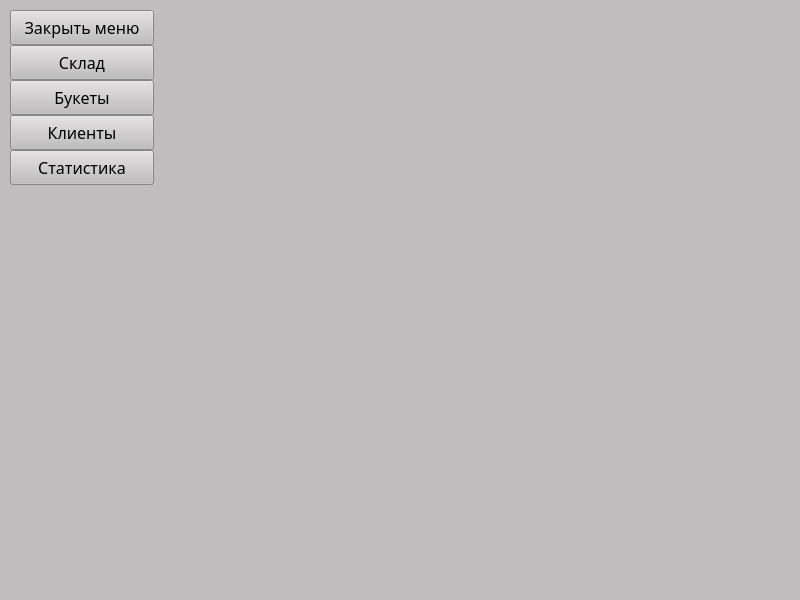
Old version of the form Organiser/mainwindow.ui in the repository et3rnalpain/Organiser.
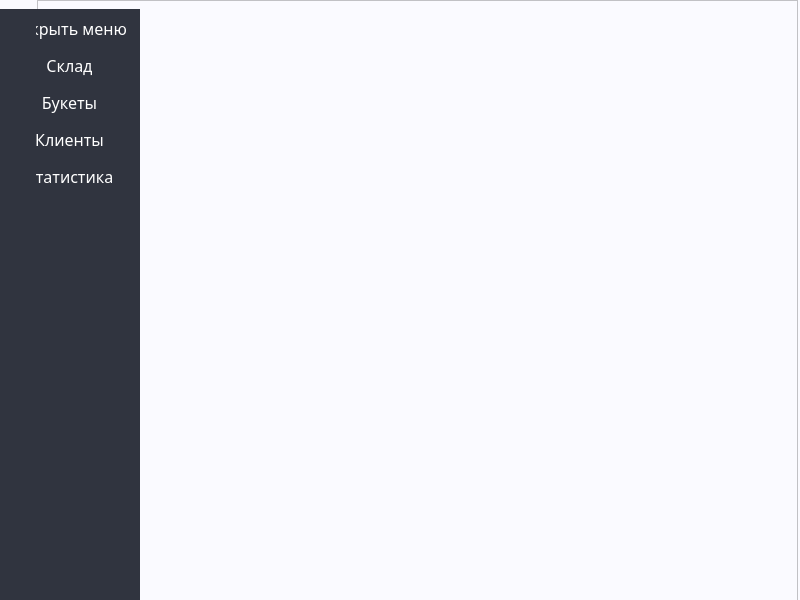
New version of the form. Icons and pictures are not drawn.

Diff of the .ui file:
```diff
--- a/Organiser/mainwindow.ui
+++ b/Organiser/mainwindow.ui
@@ -13,62 +13,114 @@
     <height>600</height>
    </rect>
   </property>
+  <property name="minimumSize">
+   <size>
+    <width>800</width>
+    <height>600</height>
+   </size>
+  </property>
+  <property name="maximumSize">
+   <size>
+    <width>800</width>
+    <height>600</height>
+   </size>
+  </property>
   <property name="windowTitle">
    <string>MainWindow</string>
   </property>
   <property name="styleSheet">
-   <string notr="true">background-color: rgb(191, 189, 190);</string>
+   <string notr="true">background-color: #eaeaea;</string>
+  </property>
+  <property name="tabShape">
+   <enum>QTabWidget::Triangular</enum>
   </property>
   <widget class="QWidget" name="centralwidget">
+   <property name="styleSheet">
+    <string notr="true">background-color: rgb(250, 250, 255);</string>
+   </property>
    <widget class="QWidget" name="iconmenu" native="true">
     <property name="geometry">
      <rect>
-      <x>12</x>
-      <y>12</y>
-      <width>41</width>
-      <height>581</height>
+      <x>-1</x>
+      <y>9</y>
+      <width>37</width>
+      <height>601</height>
      </rect>
     </property>
-    <layout class="QVBoxLayout" name="verticalLayout_3">
-     <property name="spacing">
-      <number>0</number>
-     </property>
-     <property name="leftMargin">
-      <number>0</number>
-     </property>
-     <property name="topMargin">
+    <property name="sizePolicy">
+     <sizepolicy hsizetype="Expanding" vsizetype="Expanding">
+      <horstretch>0</horstretch>
+      <verstretch>0</verstretch>
+     </sizepolicy>
+    </property>
+    <property name="maximumSize">
+     <size>
+      <width>16777215</width>
+      <height>2000</height>
+     </size>
+    </property>
+    <property name="toolTipDuration">
       <number>0</number>
      </property>
-     <property name="rightMargin">
-      <number>0</number>
-     </property>
-     <property name="bottomMargin">
-      <number>0</number>
+    <property name="styleSheet">
+     <string notr="true">background-color: #30343f;</string>
+    </property>
+    <widget class="QWidget" name="layoutWidget">
+     <property name="geometry">
+      <rect>
+       <x>1</x>
+       <y>1</y>
+       <width>39</width>
+       <height>187</height>
+      </rect>
      </property>
-     <item>
-      <layout class="QHBoxLayout" name="horizontalLayout">
-       <property name="spacing">
-        <number>0</number>
-       </property>
-       <item>
         <layout class="QVBoxLayout" name="verticalLayout">
          <property name="spacing">
           <number>0</number>
          </property>
+      <property name="bottomMargin">
+       <number>0</number>
+      </property>
          <item>
-          <widget class="QPushButton" name="pushButton_5">
+       <widget class="QPushButton" name="openmenu">
+        <property name="sizePolicy">
+         <sizepolicy hsizetype="Minimum" vsizetype="Preferred">
+          <horstretch>0</horstretch>
+          <verstretch>0</verstretch>
+         </sizepolicy>
+        </property>
            <property name="minimumSize">
             <size>
-             <width>35</width>
-             <height>35</height>
+          <width>37</width>
+          <height>37</height>
             </size>
            </property>
            <property name="maximumSize">
             <size>
-             <width>35</width>
-             <height>35</height>
-            </size>
-           </property>
+          <width>37</width>
+          <height>37</height>
+         </size>
+        </property>
+        <property name="styleSheet">
+         <string notr="true">
+QPushButton
+{
+float: left;
+border: 0;
+background: #30343f;
+color:#fff;
+}
+QPushButton::checked
+{
+float: left;
+border: 0;
+background: #fafaff;
+color:#30343f;
+}
+
+
+</string>
+        </property>
            <property name="text">
             <string/>
            </property>
@@ -94,16 +146,36 @@
           <widget class="QPushButton" name="pushButton">
            <property name="minimumSize">
             <size>
-             <width>35</width>
-             <height>35</height>
+          <width>37</width>
+          <height>37</height>
             </size>
            </property>
            <property name="maximumSize">
             <size>
-             <width>35</width>
-             <height>35</height>
-            </size>
-           </property>
+          <width>37</width>
+          <height>37</height>
+         </size>
+        </property>
+        <property name="styleSheet">
+         <string notr="true">
+QPushButton
+{
+float: left;
+border: 0;
+background: #30343f;
+color:#fff;
+}
+QPushButton::checked
+{
+float: left;
+border: 0;
+background: #fafaff;
+color:#30343f;
+}
+
+
+</string>
+        </property>
            <property name="text">
             <string/>
            </property>
@@ -129,16 +201,36 @@
           <widget class="QPushButton" name="pushButton_2">
            <property name="minimumSize">
             <size>
-             <width>35</width>
-             <height>35</height>
+          <width>37</width>
+          <height>37</height>
             </size>
            </property>
            <property name="maximumSize">
             <size>
-             <width>35</width>
-             <height>35</height>
-            </size>
-           </property>
+          <width>37</width>
+          <height>37</height>
+         </size>
+        </property>
+        <property name="styleSheet">
+         <string notr="true">
+QPushButton
+{
+float: left;
+border: 0;
+background: #30343f;
+color:#fff;
+}
+QPushButton::checked
+{
+float: left;
+border: 0;
+background: #fafaff;
+color:#30343f;
+}
+
+
+</string>
+        </property>
            <property name="text">
             <string/>
            </property>
@@ -164,16 +256,36 @@
           <widget class="QPushButton" name="pushButton_3">
            <property name="minimumSize">
             <size>
-             <width>35</width>
-             <height>35</height>
+          <width>37</width>
+          <height>37</height>
             </size>
            </property>
            <property name="maximumSize">
             <size>
-             <width>35</width>
-             <height>35</height>
-            </size>
-           </property>
+          <width>37</width>
+          <height>37</height>
+         </size>
+        </property>
+        <property name="styleSheet">
+         <string notr="true">
+QPushButton
+{
+float: left;
+border: 0;
+background: #30343f;
+color:#fff;
+}
+QPushButton::checked
+{
+float: left;
+border: 0;
+background: #fafaff;
+color:#30343f;
+}
+
+
+</string>
+        </property>
            <property name="text">
             <string/>
            </property>
@@ -199,16 +311,36 @@
           <widget class="QPushButton" name="pushButton_4">
            <property name="minimumSize">
             <size>
-             <width>35</width>
-             <height>35</height>
+          <width>37</width>
+          <height>37</height>
             </size>
            </property>
            <property name="maximumSize">
             <size>
-             <width>35</width>
-             <height>35</height>
-            </size>
-           </property>
+          <width>37</width>
+          <height>37</height>
+         </size>
+        </property>
+        <property name="styleSheet">
+         <string notr="true">
+QPushButton
+{
+float: left;
+border: 0;
+background: #30343f;
+color:#fff;
+}
+QPushButton::checked
+{
+float: left;
+border: 0;
+background: #fafaff;
+color:#30343f;
+}
+
+
+</string>
+        </property>
            <property name="text">
             <string/>
            </property>
@@ -231,21 +363,23 @@
           </widget>
          </item>
         </layout>
-       </item>
-      </layout>
-     </item>
-     <item>
-      <spacer name="verticalSpacer">
-       <property name="orientation">
-        <enum>Qt::Vertical</enum>
-       </property>
-       <property name="sizeHint" stdset="0">
-        <size>
-         <width>20</width>
-         <height>399</height>
-        </size>
-       </property>
-      </spacer>
+    </widget>
+   </widget>
+   <widget class="QWidget" name="content" native="true">
+    <property name="geometry">
+     <rect>
+      <x>37</x>
+      <y>0</y>
+      <width>761</width>
+      <height>601</height>
+     </rect>
+    </property>
+    <property name="styleSheet">
+     <string notr="true">background-color: rgb(250, 250, 255);</string>
+    </property>
+    <layout class="QGridLayout" name="gridLayout">
+     <item row="0" column="0">
+      <widget class="QColumnView" name="columnView"/>
      </item>
     </layout>
    </widget>
@@ -255,12 +389,27 @@
     </property>
     <property name="geometry">
      <rect>
-      <x>10</x>
-      <y>10</y>
-      <width>144</width>
-      <height>581</height>
+      <x>-1</x>
+      <y>9</y>
+      <width>141</width>
+      <height>601</height>
      </rect>
     </property>
+    <property name="sizePolicy">
+     <sizepolicy hsizetype="Expanding" vsizetype="Expanding">
+      <horstretch>0</horstretch>
+      <verstretch>0</verstretch>
+     </sizepolicy>
+    </property>
+    <property name="maximumSize">
+     <size>
+      <width>16777215</width>
+      <height>2000</height>
+     </size>
+    </property>
+    <property name="styleSheet">
+     <string notr="true">background-color: #30343f;</string>
+    </property>
     <layout class="QVBoxLayout" name="verticalLayout_4">
      <property name="spacing">
       <number>0</number>
@@ -269,7 +418,7 @@
       <number>0</number>
      </property>
      <property name="topMargin">
-      <number>0</number>
+      <number>1</number>
      </property>
      <property name="rightMargin">
       <number>0</number>
@@ -282,6 +431,12 @@
        <property name="spacing">
         <number>0</number>
        </property>
+       <property name="topMargin">
+        <number>0</number>
+       </property>
+       <property name="bottomMargin">
+        <number>0</number>
+       </property>
        <item>
         <widget class="QPushButton" name="pushButton_6">
          <property name="sizePolicy">
@@ -293,13 +448,13 @@
          <property name="minimumSize">
           <size>
            <width>0</width>
-           <height>35</height>
+           <height>37</height>
           </size>
          </property>
          <property name="maximumSize">
           <size>
            <width>170</width>
-           <height>35</height>
+           <height>37</height>
           </size>
          </property>
          <property name="font">
@@ -308,6 +463,26 @@
            <pointsize>12</pointsize>
           </font>
          </property>
+         <property name="styleSheet">
+          <string notr="true">
+QPushButton
+{
+float: left;
+border: 0;
+background: #30343f;
+color:#fff;
+}
+QPushButton::checked
+{
+float: left;
+border: 0;
+background: #fafaff;
+color:#30343f;
+}
+
+
+</string>
+         </property>
          <property name="text">
           <string>Закрыть меню</string>
          </property>
@@ -340,13 +515,13 @@
          <property name="minimumSize">
           <size>
            <width>35</width>
-           <height>35</height>
+           <height>37</height>
           </size>
          </property>
          <property name="maximumSize">
           <size>
            <width>170</width>
-           <height>35</height>
+           <height>37</height>
           </size>
          </property>
          <property name="font">
@@ -355,6 +530,26 @@
            <pointsize>12</pointsize>
           </font>
          </property>
+         <property name="styleSheet">
+          <string notr="true">
+QPushButton
+{
+float: left;
+border: 0;
+background: #30343f;
+color:#fff;
+}
+QPushButton::checked
+{
+float: left;
+border: 0;
+background: #fafaff;
+color:#30343f;
+}
+
+
+</string>
+         </property>
          <property name="text">
           <string>Склад</string>
          </property>
@@ -387,13 +582,13 @@
          <property name="minimumSize">
           <size>
            <width>35</width>
-           <height>35</height>
+           <height>37</height>
           </size>
          </property>
          <property name="maximumSize">
           <size>
            <width>170</width>
-           <height>35</height>
+           <height>37</height>
           </size>
          </property>
          <property name="font">
@@ -402,6 +597,26 @@
            <pointsize>12</pointsize>
           </font>
          </property>
+         <property name="styleSheet">
+          <string notr="true">
+QPushButton
+{
+float: left;
+border: 0;
+background: #30343f;
+color:#fff;
+}
+QPushButton::checked
+{
+float: left;
+border: 0;
+background: #fafaff;
+color:#30343f;
+}
+
+
+</string>
+         </property>
          <property name="text">
           <string>Букеты</string>
          </property>
@@ -434,13 +649,13 @@
          <property name="minimumSize">
           <size>
            <width>35</width>
-           <height>35</height>
+           <height>37</height>
           </size>
          </property>
          <property name="maximumSize">
           <size>
            <width>170</width>
-           <height>35</height>
+           <height>37</height>
           </size>
          </property>
          <property name="font">
@@ -449,6 +664,26 @@
            <pointsize>12</pointsize>
           </font>
          </property>
+         <property name="styleSheet">
+          <string notr="true">
+QPushButton
+{
+float: left;
+border: 0;
+background: #30343f;
+color:#fff;
+}
+QPushButton::checked
+{
+float: left;
+border: 0;
+background: #fafaff;
+color:#30343f;
+}
+
+
+</string>
+         </property>
          <property name="text">
           <string>Клиенты</string>
          </property>
@@ -481,13 +716,13 @@
          <property name="minimumSize">
           <size>
            <width>35</width>
-           <height>35</height>
+           <height>37</height>
           </size>
          </property>
          <property name="maximumSize">
           <size>
            <width>170</width>
-           <height>35</height>
+           <height>37</height>
           </size>
          </property>
          <property name="font">
@@ -496,6 +731,26 @@
            <pointsize>12</pointsize>
           </font>
          </property>
+         <property name="styleSheet">
+          <string notr="true">
+QPushButton
+{
+float: left;
+border: 0;
+background: #30343f;
+color:#fff;
+}
+QPushButton::checked
+{
+float: left;
+border: 0;
+background: #fafaff;
+color:#30343f;
+}
+
+
+</string>
+         </property>
          <property name="text">
           <string>Статистика</string>
          </property>
@@ -527,23 +782,16 @@
        <property name="sizeHint" stdset="0">
         <size>
          <width>20</width>
-         <height>401</height>
+         <height>409</height>
         </size>
        </property>
       </spacer>
      </item>
     </layout>
    </widget>
-   <widget class="QWidget" name="content" native="true">
-    <property name="geometry">
-     <rect>
-      <x>230</x>
-      <y>10</y>
-      <width>561</width>
-      <height>581</height>
-     </rect>
-    </property>
-   </widget>
+   <zorder>content</zorder>
+   <zorder>fullmenu</zorder>
+   <zorder>iconmenu</zorder>
   </widget>
  </widget>
  <resources>
```
Left out of the diff: 228 changed lines with no effect on the pictures. Lines whose indentation alone changed are shown as unchanged.
